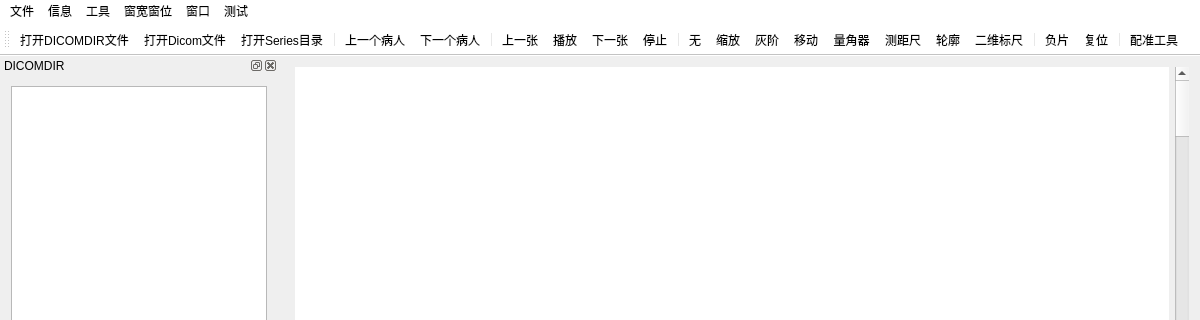
Above: BrainViewer/BrainViewer.ui from yuchengliang1/BrainViewer before the change; both pictures show x 0 to 1200 and y 0 to 320 of the 1200 by 738 pixel window. Below: the same form after it.
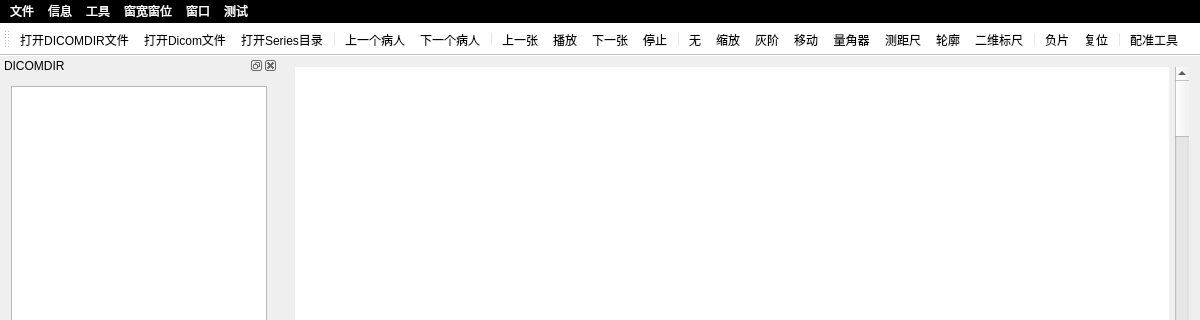
That is the form after the change. Icons and pictures are not drawn. Custom widgets are drawn as their Qt base class.

Commit message: 新增UI部分无效修改,待跟进

Patch:
```diff
--- a/BrainViewer/BrainViewer.ui
+++ b/BrainViewer/BrainViewer.ui
@@ -141,15 +141,18 @@
      <x>0</x>
      <y>0</y>
      <width>1200</width>
-     <height>17</height>
+     <height>18</height>
     </rect>
    </property>
    <property name="autoFillBackground">
     <bool>false</bool>
    </property>
    <property name="styleSheet">
-    <string notr="true">background-color: rgb(255, 255, 255);
-color: rgb(0, 0, 0);</string>
+    <string notr="true">QMenuBar {
+	color: rgb(255, 255, 255);
+	background-color: rgb(0, 0, 0);
+}
+</string>
    </property>
    <property name="nativeMenuBar">
     <bool>true</bool>
```
Left out of the diff: 18 changed lines with no effect on the pictures. The commit also changes 1 other file.
